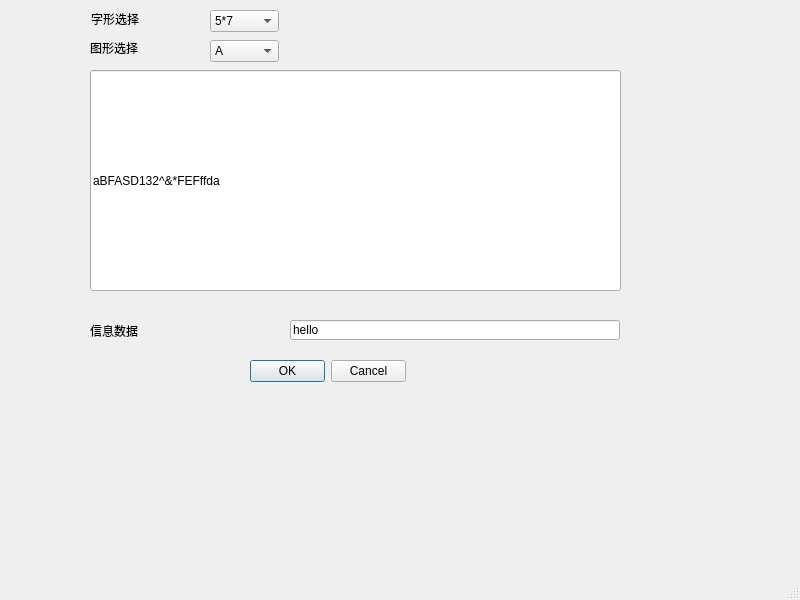
First picture: the form in newinfownd.ui, repository wangxingchao/qt_printer_v0, before the edit.
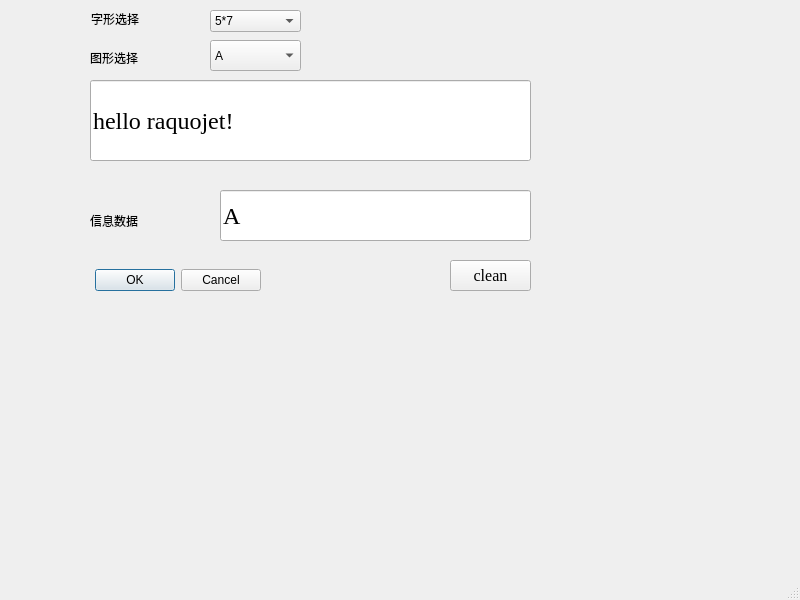
Second picture: the form after the edit.

Patch:
```diff
--- a/newinfownd.ui
+++ b/newinfownd.ui
@@ -18,8 +18,8 @@
     <property name="geometry">
      <rect>
       <x>90</x>
-      <y>310</y>
-      <width>131</width>
+      <y>200</y>
+      <width>101</width>
       <height>41</height>
      </rect>
     </property>
@@ -30,14 +30,26 @@
    <widget class="QLineEdit" name="lineEdit_2">
     <property name="geometry">
      <rect>
-      <x>290</x>
-      <y>320</y>
-      <width>330</width>
-      <height>20</height>
+      <x>220</x>
+      <y>190</y>
+      <width>311</width>
+      <height>51</height>
      </rect>
     </property>
+    <property name="font">
+     <font>
+      <family>Times New Roman</family>
+      <pointsize>18</pointsize>
+     </font>
+    </property>
     <property name="text">
-     <string>hello</string>
+     <string>A</string>
+    </property>
+    <property name="maxLength">
+     <number>32775</number>
+    </property>
+    <property name="cursorPosition">
+     <number>1</number>
     </property>
    </widget>
    <widget class="QComboBox" name="comboBox">
@@ -45,7 +57,7 @@
      <rect>
       <x>210</x>
       <y>10</y>
-      <width>69</width>
+      <width>91</width>
       <height>22</height>
      </rect>
     </property>
@@ -89,22 +101,28 @@
     <property name="geometry">
      <rect>
       <x>90</x>
-      <y>70</y>
-      <width>531</width>
-      <height>221</height>
+      <y>80</y>
+      <width>441</width>
+      <height>81</height>
      </rect>
     </property>
+    <property name="font">
+     <font>
+      <family>Times New Roman</family>
+      <pointsize>18</pointsize>
+     </font>
+    </property>
     <property name="text">
-     <string>aBFASD132^&amp;*FEFffda</string>
+     <string>hello raquojet!</string>
     </property>
    </widget>
    <widget class="QDialogButtonBox" name="buttonBox">
     <property name="geometry">
      <rect>
-      <x>250</x>
-      <y>360</y>
-      <width>156</width>
-      <height>23</height>
+      <x>90</x>
+      <y>260</y>
+      <width>171</width>
+      <height>41</height>
      </rect>
     </property>
     <property name="standardButtons">
@@ -116,8 +134,8 @@
      <rect>
       <x>210</x>
       <y>40</y>
-      <width>69</width>
-      <height>22</height>
+      <width>91</width>
+      <height>31</height>
      </rect>
     </property>
     <item>
@@ -196,6 +214,25 @@
      </property>
     </item>
    </widget>
+   <widget class="QPushButton" name="pushButton">
+    <property name="geometry">
+     <rect>
+      <x>450</x>
+      <y>260</y>
+      <width>81</width>
+      <height>31</height>
+     </rect>
+    </property>
+    <property name="font">
+     <font>
+      <family>Times New Roman</family>
+      <pointsize>12</pointsize>
+     </font>
+    </property>
+    <property name="text">
+     <string>clean</string>
+    </property>
+   </widget>
    <widget class="QLabel" name="label">
     <property name="geometry">
      <rect>
@@ -213,7 +250,7 @@
     <property name="geometry">
      <rect>
       <x>90</x>
-      <y>40</y>
+      <y>50</y>
       <width>71</width>
       <height>16</height>
      </rect>
```
